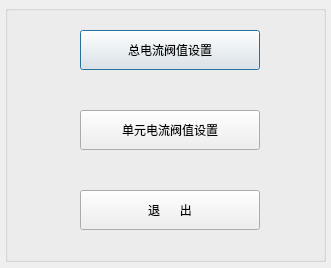
Before: the Qt Designer form TestCabinet/fieldvalues/fv_maindlg.ui in luozhiyong131/BusBar, drawn with Qt 5.
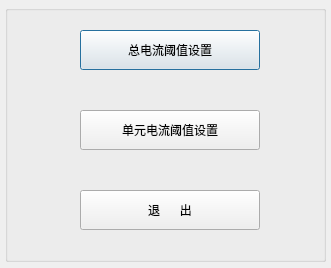
After: the same form once the commit is applied.

Commit message: change:修改閥值 - 阈值

```diff
--- a/TestCabinet/fieldvalues/fv_maindlg.ui
+++ b/TestCabinet/fieldvalues/fv_maindlg.ui
@@ -23,7 +23,7 @@
     </rect>
    </property>
    <property name="text">
-    <string>总电流阀值设置</string>
+    <string>总电流阈值设置</string>
    </property>
   </widget>
   <widget class="QPushButton" name="outputBtn">
@@ -36,7 +36,7 @@
     </rect>
    </property>
    <property name="text">
-    <string>单元电流阀值设置</string>
+    <string>单元电流阈值设置</string>
    </property>
   </widget>
   <widget class="QPushButton" name="quitBtn">
```
The commit also changes 14 other files.
